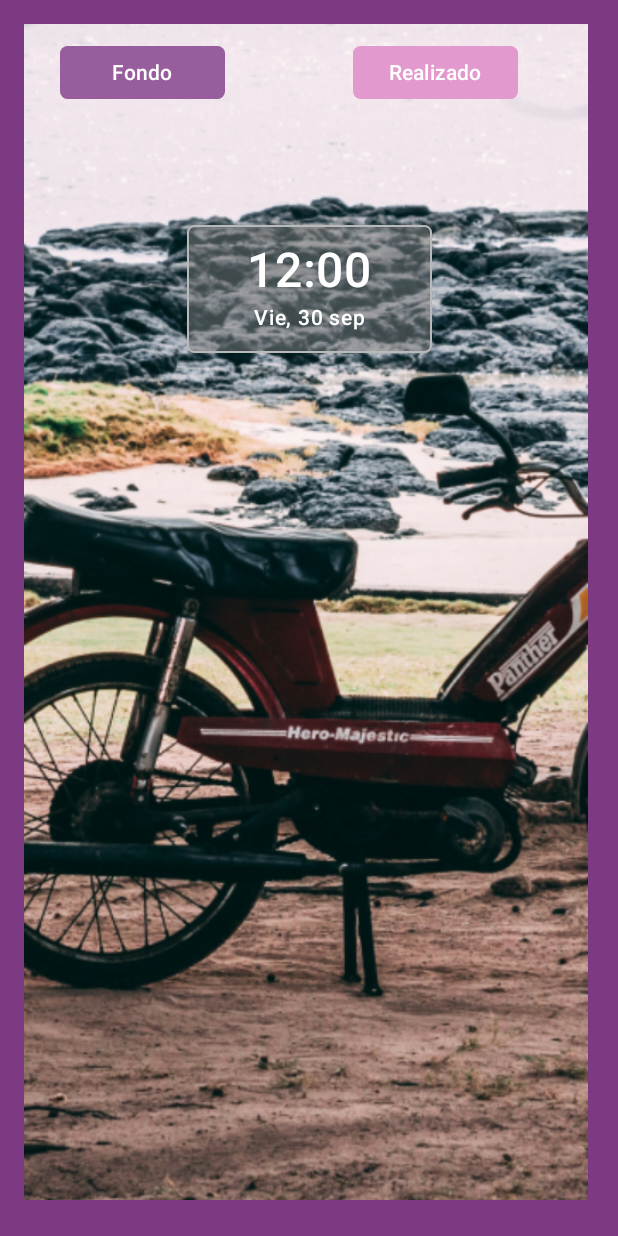
After one commit to elle184/context-alarm, an Android app built with Jetpack Compose: the FondoPantalla screen opened directly, with no data from a screen before it, on a phone screen of 412 x 824 dp. The commit adds this screen. Run offline under Robolectric (Android 15) with nearby library versions, the phone set to English and light mode, and no system bars.

Commit message:
En la parte web se agrega las tres pantallas de -pagina inicio -lista de alarmas y la pantalla de informes dentro de un proyecto en angular, y a nivel de la aplicación movil se adiciona la pantalla de seleccionar fondo

```diff
--- a/mobile/ContextAlarm/app/src/main/AndroidManifest.xml
+++ b/mobile/ContextAlarm/app/src/main/AndroidManifest.xml
@@ -13,6 +13,11 @@
         android:theme="@style/Theme.ContextAlarm"
         tools:targetApi="31">
         <activity
+            android:name=".FondoPantalla"
+            android:exported="false"
+            android:label="@string/title_activity_fondo_pantalla"
+            android:theme="@style/Theme.ContextAlarm" />
+        <activity
             android:name=".MainActivity"
             android:exported="true"
             android:label="@string/app_name"
--- /dev/null
+++ b/mobile/ContextAlarm/app/src/main/java/co/edu/ux/context/alarm/FondoPantalla.kt
@@ -0,0 +1,162 @@
+package co.edu.ux.context.alarm
+
+
+import android.os.Bundle
+import androidx.activity.ComponentActivity
+import androidx.activity.compose.setContent
+import androidx.activity.enableEdgeToEdge
+import androidx.compose.foundation.Image
+import androidx.compose.foundation.layout.Box
+import androidx.compose.foundation.layout.Column
+import androidx.compose.foundation.layout.Row
+import androidx.compose.foundation.layout.fillMaxSize
+import androidx.compose.foundation.layout.padding
+import androidx.compose.material3.Text
+import androidx.compose.runtime.Composable
+import androidx.compose.ui.Modifier
+import androidx.compose.ui.graphics.Color
+import androidx.compose.ui.res.painterResource
+import androidx.compose.ui.tooling.preview.Preview
+import androidx.compose.ui.unit.dp
+import co.edu.ux.context.alarm.ui.theme.ContextAlarmTheme
+import androidx.compose.foundation.background
+import androidx.compose.foundation.layout.*
+import androidx.compose.foundation.shape.RoundedCornerShape
+import androidx.compose.material3.Button
+import androidx.compose.material3.ButtonDefaults
+import androidx.compose.material3.MaterialTheme
+import androidx.compose.material3.Surface
+import androidx.compose.ui.Alignment
+import androidx.compose.ui.layout.ContentScale
+import androidx.compose.ui.text.font.FontWeight
+import androidx.compose.ui.unit.sp
+import androidx.compose.foundation.border
+import androidx.compose.foundation.BorderStroke
+
+class FondoPantalla : ComponentActivity() {
+    override fun onCreate(savedInstanceState: Bundle?) {
+        super.onCreate(savedInstanceState)
+        enableEdgeToEdge()
+        setContent {
+            ContextAlarmTheme {
+                Surface(modifier = Modifier.fillMaxSize()
+                    , color = MaterialTheme.colorScheme.background) {
+                    AlarmDetailScreen()
+                }
+            }
+        }
+    }
+}
+
+@Composable
+fun Greeting2(name: String, modifier: Modifier = Modifier) {
+    Text(
+        text = "Hello $name!",
+        modifier = modifier
+    )
+}
+
+@Preview(showBackground = true)
+@Composable
+fun GreetingPreview2() {
+    ContextAlarmTheme {
+        AlarmDetailScreen()
+    }
+}
+
+@Composable
+fun AlarmDetailScreen() {
+    Box(
+        modifier = Modifier
+            .fillMaxSize()
+            .background(Color(0xFF7B3A82)) // Fondo morado que rodea la pantalla
+    ) {
+        // Imagen de fondo
+        Image(
+            painter = painterResource(id = R.drawable.imagenmoto),
+            contentDescription = null,
+            modifier = Modifier
+                .fillMaxSize(0.99f)
+                .padding(16.dp),
+            contentScale = ContentScale.Crop
+        )
+
+        // Botones "Fondo" y "Realizado" en la parte superior
+        Row(
+            horizontalArrangement = Arrangement.spacedBy(85.dp),
+            modifier = Modifier
+                .fillMaxWidth()
+                .padding(top = 30.dp, start = 40.dp)
+        ) {
+            // Botón "Fondo"
+            Button(
+                onClick = { /* Acción del botón */ },
+                shape = RoundedCornerShape(5.dp),
+                modifier = Modifier.size(110.dp, 35.dp),
+                colors = ButtonDefaults.buttonColors(Color(0xFF985D9C))
+            ) {
+                Text( text = "Fondo",
+                    fontSize = 14.sp,
+                    fontWeight = FontWeight.SemiBold,
+                    //fontFamily = kantumruyPro,
+                    color = Color.White)
+            }
+
+            // Botón "Realizado"
+            Button(
+                onClick = { /* Acción del botón */ },
+                shape = RoundedCornerShape(5.dp),
+                modifier = Modifier.size(110.dp, 35.dp),
+                colors = ButtonDefaults.buttonColors(Color(0xFFE299CE))
+            ) {
+                Text(text = "Realizado",
+                    fontSize = 14.sp,
+                    fontWeight = FontWeight.SemiBold,
+                    //fontFamily = kantumruyPro,
+                    color = Color.White)
+            }
+        }
+
+        // Hora y fecha en el centro
+        Column(
+            horizontalAlignment = Alignment.CenterHorizontally,
+            verticalArrangement = Arrangement.Center,
+            modifier = Modifier
+                .padding(top = 150.dp)
+                .fillMaxWidth()
+        ) {
+            // Caja para hora y fecha
+            Box(
+                modifier = Modifier
+                    .size(width = 163.dp, height = 85.dp)
+                    .background(Color(0xFF7D7A7A).copy(alpha = 0.5f), RoundedCornerShape(5.dp))
+                    .border(
+                        BorderStroke(1.dp, Color(0xFFB9B9B9)),
+                        RoundedCornerShape(5.dp)
+                    ),
+                contentAlignment = Alignment.Center
+            ) {
+                Column(
+                    horizontalAlignment = Alignment.CenterHorizontally
+                ) {
+                    // Texto de la hora
+                    Text(
+                        text = "12:00", // Hora
+                        fontSize = 32.sp,
+                        fontWeight = FontWeight.SemiBold,
+                        //fontFamily = kantumruyPro,
+                        color = Color.White
+                    )
+
+                    // Texto de la fecha
+                    Text(
+                        text = "Vie, 30 sep", // Fecha
+                        fontSize = 14.sp,
+                        fontWeight = FontWeight.SemiBold,
+                        //fontFamily = kantumruyPro,
+                        color = Color.White
+                    )
+                }
+        }   }
+    }
+}
--- a/mobile/ContextAlarm/app/src/main/res/values/strings.xml
+++ b/mobile/ContextAlarm/app/src/main/res/values/strings.xml
@@ -1,3 +1,4 @@
 <resources>
     <string name="app_name">Context Alarm</string>
+    <string name="title_activity_fondo_pantalla">FondoPantalla</string>
 </resources>
--- a/mobile/ContextAlarm/gradle/libs.versions.toml
+++ b/mobile/ContextAlarm/gradle/libs.versions.toml
@@ -1,5 +1,5 @@
 [versions]
-agp = "8.5.2"
+agp = "8.6.1"
 kotlin = "1.9.0"
 coreKtx = "1.13.1"
 junit = "4.13.2"
```
Also changed, not shown: mobile/ContextAlarm/app/src/main/res/drawable/imagenmoto.png (added).
